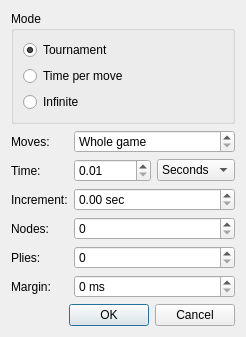
The window that projects/gui/ui/timecontroldlg.ui (cutechess/cutechess) describes before a commit, drawn with Qt 5.
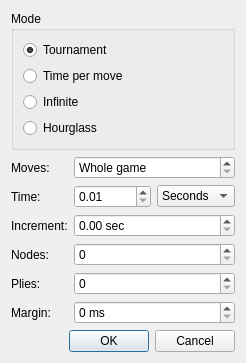
The same window after the commit.

Commit message: GUI: Add hourglass time control

```diff
--- a/projects/gui/ui/timecontroldlg.ui
+++ b/projects/gui/ui/timecontroldlg.ui
@@ -6,8 +6,8 @@
    <rect>
     <x>0</x>
     <y>0</y>
-    <width>284</width>
-    <height>367</height>
+    <width>289</width>
+    <height>399</height>
    </rect>
   </property>
   <property name="windowTitle">
@@ -65,6 +65,16 @@
         </property>
        </widget>
       </item>
+      <item>
+       <widget class="QRadioButton" name="m_hourglassRadio">
+        <property name="toolTip">
+         <string>Time used is added to opponent's available time</string>
+        </property>
+        <property name="text">
+         <string>Hourglass</string>
+        </property>
+       </widget>
+      </item>
      </layout>
     </widget>
    </item>
```
The commit also changes 2 other files.
